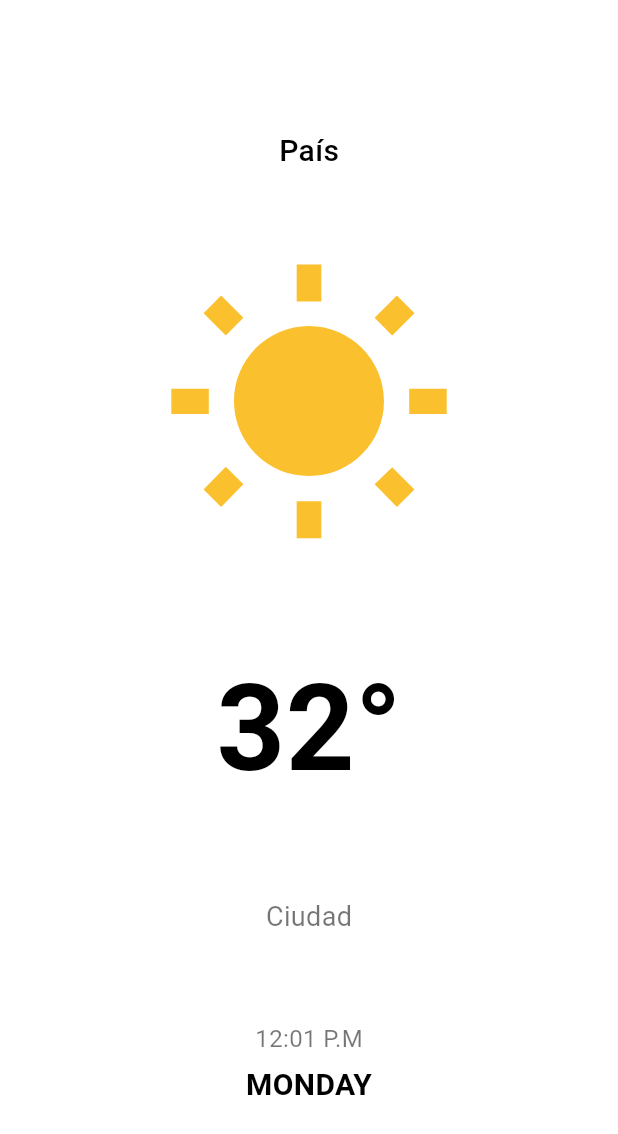
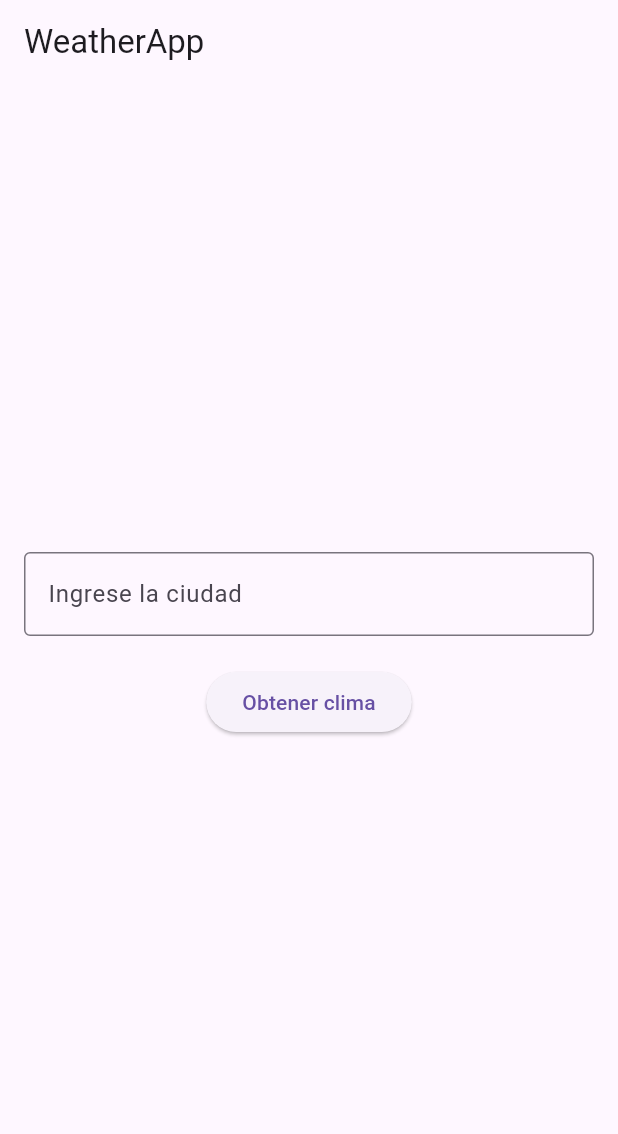
Before and after one commit to rottiori/WeatherApp-Flutter, a Flutter app: the screen it shows after launch, on a phone screen of 412 x 824 dp. Shown: the top 1134 px of the screen. Run offline on Flutter 3.47's test engine with Material 3 defaults, Android fonts, the phone set to English and light mode, and no system bars.

Commit message:
Functional application, with search input, initial version of the project (backup)

```diff
--- a/lib/clima.dart
+++ b/lib/clima.dart
@@ -1,74 +1,73 @@
 import 'package:flutter/material.dart';
+import 'services/clima_service.dart';
+import 'model/clima_model.dart';
 
-class Clima extends StatelessWidget {
-  static const String routeName = '/clima'; // Define la ruta aquí
-  const Clima({super.key});
+class ClimaPage extends StatefulWidget {
+  @override
+  _ClimaPageState createState() => _ClimaPageState();
+}
+
+class _ClimaPageState extends State<ClimaPage> {
+  ClimaModel? _clima; // Modelo para almacenar datos del clima
+  TextEditingController _controller =
+      TextEditingController(); // Controlador para campo de texto
+
+  // Función para obtener el clima
+  Future<void> obtenerClima() async {
+    try {
+      String ciudad = _controller.text;
+      var clima = await ClimaService().ClimaActual(ciudad);
+      setState(() {
+        _clima = clima;
+      });
+    } catch (e) {
+      print("Error al obtener el clima: $e");
+    }
+  }
 
   @override
   Widget build(BuildContext context) {
     return Scaffold(
-      backgroundColor: Colors.white,
-      body: Center(
-        child: Container(
-          width: 200,
-          padding: const EdgeInsets.symmetric(vertical: 30),
-          decoration: BoxDecoration(
-            color: Colors.white,
-            borderRadius: BorderRadius.circular(20),
-          ),
-          child: Column(
-            mainAxisAlignment: MainAxisAlignment.spaceEvenly,
-            children: [
+      appBar: AppBar(
+        title: Text("WeatherApp"),
+      ),
+      body: Padding(
+        padding: EdgeInsets.all(16.0),
+        child: Column(
+          mainAxisAlignment: MainAxisAlignment.center,
+          crossAxisAlignment: CrossAxisAlignment.center,
+          children: [
+            TextField(
+              controller: _controller,
+              decoration: InputDecoration(
+                labelText: "Ingrese la ciudad",
+                border: OutlineInputBorder(),
+              ),
+            ),
+            SizedBox(height: 20),
+            ElevatedButton(
+              onPressed: obtenerClima,
+              child: Text("Obtener clima"),
+            ),
+            SizedBox(height: 20),
+            if (_clima != null) ...[
               Text(
-                'País',
-                style: const TextStyle(
-                  fontSize: 20,
-                  fontWeight: FontWeight.w500,
-                  color: Colors.black,
-                ),
+                "Hora: ${_clima!.hora}",
+                style: TextStyle(fontSize: 20),
               ),
-              Icon(
-                Icons.wb_sunny, // Icono simplificado de clima
-                size: 200,
-                color: Colors.yellow[700],
+              SizedBox(height: 10),
+              Image.network("https:${_clima!.icon}"),
+              SizedBox(height: 10),
+              Text(
+                "Condición: ${_clima!.descripcion}",
+                style: TextStyle(fontSize: 20),
               ),
               Text(
-                '32°', // Valor de temperatura
-                style: const TextStyle(
-                  fontSize: 80,
-                  fontWeight: FontWeight.bold,
-                  color: Colors.black,
-                ),
-              ),
-              Text(
-                'Ciudad',
-                style: const TextStyle(
-                  fontSize: 18,
-                  color: Colors.black54,
-                ),
-              ),
-              Column(
-                children: [
-                  Text(
-                    '12:01 P.M',
-                    style: const TextStyle(
-                      fontSize: 16,
-                      color: Colors.black54,
-                    ),
-                  ),
-                  const SizedBox(height: 5),
-                  Text(
-                    'MONDAY', // Día de la semana
-                    style: const TextStyle(
-                      fontSize: 20,
-                      fontWeight: FontWeight.w600,
-                      color: Colors.black,
-                    ),
-                  ),
-                ],
+                "Temperatura: ${_clima!.tempC}°C",
+                style: TextStyle(fontSize: 20),
               ),
             ],
-          ),
+          ],
         ),
       ),
     );
--- a/lib/main.dart
+++ b/lib/main.dart
@@ -1,22 +1,19 @@
 import 'package:flutter/material.dart';
-import 'clima.dart';
+import 'clima.dart'; // Importamos el archivo clima.dart
 
 void main() {
-  runApp(const MyApp());
+  runApp(MyApp()); // Iniciamos la app
 }
 
 class MyApp extends StatelessWidget {
-  const MyApp({super.key});
-
   @override
   Widget build(BuildContext context) {
     return MaterialApp(
-      title: 'Material App',
-      debugShowCheckedModeBanner: false,
-      initialRoute: Clima.routeName,
-      routes: {
-        Clima.routeName: (context) => const Clima(),
-      },
+      title: 'WeatherApp',
+      theme: ThemeData(
+        primarySwatch: Colors.blue,
+      ),
+      home: ClimaPage(), // Definimos la página principal
     );
   }
 }
--- /dev/null
+++ b/lib/model/clima_model.dart
@@ -0,0 +1,23 @@
+class ClimaModel {
+  final String hora;
+  final String icon;
+  final String descripcion;
+  final double tempC;
+
+  ClimaModel({
+    required this.hora,
+    required this.icon,
+    required this.descripcion,
+    required this.tempC,
+  });
+
+  // Método para crear una instancia del modelo a partir de JSON
+  factory ClimaModel.fromJson(Map<String, dynamic> json) {
+    return ClimaModel(
+      hora: json['location']['localtime'],
+      icon: json['current']['condition']['icon'],
+      descripcion: json['current']['condition']['text'],
+      tempC: json['current']['temp_c'],
+    );
+  }
+}
--- a/lib/services/clima_service.dart
+++ b/lib/services/clima_service.dart
@@ -1,11 +1,24 @@
+import 'dart:convert';
 import 'package:http/http.dart' as http;
+import '../model/clima_model.dart';
 
 class ClimaService {
-  String baseUrl = 'https://api.weatherapi.com/v1';
+  final String apiKey =
+      "b784f577eeff4864a3b213907241111"; // Cambia esto por tu API Key
 
-  Future ClimaActual(String key, String ciudad) async {
-    var url = Uri.https('$baseUrl/current.json?key=$key&q=$ciudad&lang=es');
-    var response = await http.post(url);
-    print('Response status: ${response.statusCode}');
+  // Función para obtener el clima actual por ciudad
+  Future<ClimaModel> ClimaActual(String ciudad) async {
+    final url = Uri.parse(
+      "http://api.weatherapi.com/v1/current.json?key=$apiKey&q=$ciudad",
+    );
+
+    final respuesta = await http.get(url);
+
+    if (respuesta.statusCode == 200) {
+      final jsonData = json.decode(respuesta.body);
+      return ClimaModel.fromJson(jsonData);
+    } else {
+      throw Exception("Error al obtener datos del clima");
+    }
   }
 }
--- a/pubspec.yaml
+++ b/pubspec.yaml
@@ -1,7 +1,7 @@
 name: WeatherApp
 description: "A new Flutter project."
 
-publish_to: 'none' # Remove this line if you wish to publish to pub.dev
+publish_to: "none" # Remove this line if you wish to publish to pub.dev
 
 version: 1.0.0+1
 
@@ -13,12 +13,14 @@ dependencies:
     sdk: flutter
   http: ^0.13.5
   cupertino_icons: ^1.0.8
+geolocator: ^9.0.2
 
 dev_dependencies:
   flutter_test:
     sdk: flutter
   flutter_lints: ^4.0.0
-  flutter_launcher_icons: ^0.9.2 # Añade esta línea
+  flutter_launcher_icons: ^0.9.2
+  intl: ^0.18.0
 
 flutter_icons:
   android: true
```
Also changed, not shown: pubspec.lock.
